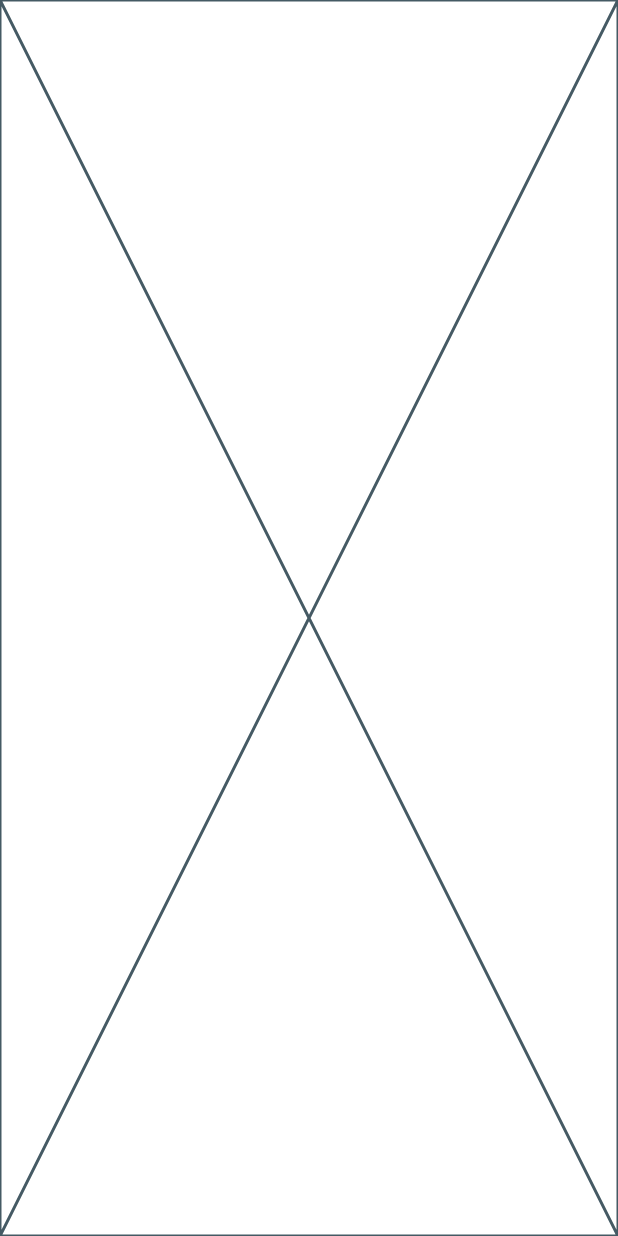
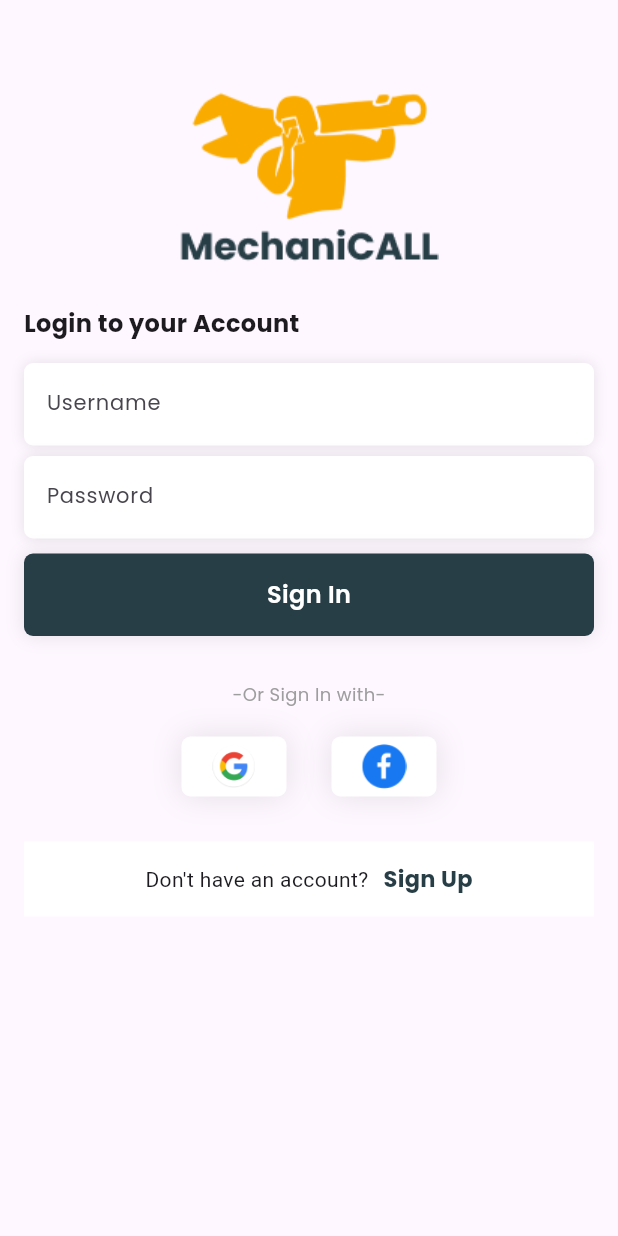
Before and after one commit to harleymamalias/mechanicall_app, a Flutter app: the screen it shows after launch, on a phone screen of 412 x 824 dp. Run offline on Flutter 3.47's test engine with Material 2 defaults, Android fonts, the phone set to English and light mode, and no system bars; our stand-ins replace get, google_fonts.

Commit message:
finished login page ui

```diff
--- a/lib/login_and_registration/launch_screen.dart
+++ b/lib/login_and_registration/launch_screen.dart
@@ -9,7 +9,7 @@ class LaunchScreen extends StatelessWidget {
   @override
   Widget build(BuildContext context) {
     Timer(const Duration(seconds: 2), () {
-      Get.to(const UserLoginPage());
+      Get.to(UserLoginPage());
     });
     return Scaffold(
       backgroundColor: const Color(0xff273E47),
--- a/lib/login_and_registration/user_login_page.dart
+++ b/lib/login_and_registration/user_login_page.dart
@@ -1,10 +1,135 @@
 import 'package:flutter/material.dart';
+import 'package:google_fonts/google_fonts.dart';
+import 'package:mechanicall_app/widgets/social_media.dart';
+import 'package:mechanicall_app/widgets/text_input_field.dart';
 
 class UserLoginPage extends StatelessWidget {
-  const UserLoginPage({super.key});
+  UserLoginPage({super.key});
+  final TextEditingController usernameController = TextEditingController();
+  final TextEditingController passwordController = TextEditingController();
 
   @override
   Widget build(BuildContext context) {
-    return const Placeholder();
+    return Scaffold(
+      body: SingleChildScrollView(
+        child: SafeArea(
+          child: Container(
+            width: double.infinity,
+            child: Padding(
+              padding: const EdgeInsets.all(16.0),
+              child: Column(
+                crossAxisAlignment: CrossAxisAlignment.start,
+                children: [
+                  Container(
+                    alignment: Alignment.center,
+                    child: Image.asset("assets/images/login-page-logo.png"),
+                  ),
+                  const SizedBox(
+                    height: 20,
+                  ),
+                  Column(
+                    crossAxisAlignment: CrossAxisAlignment.start,
+                    children: [
+                      Text(
+                        'Login to your Account',
+                        style: GoogleFonts.poppins(
+                          textStyle: const TextStyle(
+                            fontSize: 16,
+                            fontWeight: FontWeight.bold,
+                            height: 0,
+                          ),
+                        ),
+                      ),
+                    ],
+                  ),
+                  const SizedBox(
+                    height: 15,
+                  ),
+                  TextInputField(
+                    controller: usernameController,
+                    textPlaceHolder: 'Username',
+                    obscureText: false,
+                    textInputType: TextInputType.text,
+                  ),
+                  const SizedBox(
+                    height: 7,
+                  ),
+                  TextInputField(
+                    controller: passwordController,
+                    textPlaceHolder: 'Password',
+                    textInputType: TextInputType.text,
+                    obscureText: true,
+                  ),
+                  const SizedBox(
+                    height: 10,
+                  ),
+                  InkWell(
+                    onTap: () {},
+                    child: Container(
+                      alignment: Alignment.center,
+                      height: 55,
+                      decoration: BoxDecoration(
+                        color: const Color(0xff273E47),
+                        borderRadius: BorderRadius.circular(6),
+                        boxShadow: [
+                          BoxShadow(
+                            color: Colors.black.withOpacity(0.1),
+                            blurRadius: 10,
+                          )
+                        ],
+                      ),
+                      child: Text(
+                        'Sign In',
+                        style: GoogleFonts.poppins(
+                          fontSize: 16,
+                          fontWeight: FontWeight.w600,
+                          color: Colors.white,
+                        ),
+                      ),
+                    ),
+                  ),
+                  const SizedBox(
+                    height: 30,
+                  ),
+                  const SocialMedia(),
+                  const SizedBox(
+                    height: 30,
+                  ),
+                  Container(
+                    height: 50,
+                    color: Colors.white,
+                    alignment: Alignment.center,
+                    child: Row(
+                      mainAxisAlignment: MainAxisAlignment.center,
+                      children: [
+                        Text('Don\'t have an account?'),
+                        const SizedBox(
+                          width: 10,
+                        ),
+                        GestureDetector(
+                          onTap: () {
+                            print('Sign up');
+                          },
+                          child: Text(
+                            'Sign Up',
+                            style: GoogleFonts.poppins(
+                              textStyle: const TextStyle(
+                                fontWeight: FontWeight.bold,
+                                fontSize: 15,
+                                color: Color(0xff273E47),
+                              ),
+                            ),
+                          ),
+                        ),
+                      ],
+                    ),
+                  )
+                ],
+              ),
+            ),
+          ),
+        ),
+      ),
+    );
   }
 }
--- a/pubspec.yaml
+++ b/pubspec.yaml
@@ -36,6 +36,7 @@ dependencies:
   cupertino_icons: ^1.0.2
   get: ^4.6.6
   flutter_svg: ^2.0.9
+  google_fonts: ^6.1.0
 
 dev_dependencies:
   flutter_test:
@@ -61,6 +62,7 @@ flutter:
   # To add assets to your application, add an assets section, like this:
   assets:
     - assets/images/
+    - assets/images/login-page-logo.png
 
   # An image asset can refer to one or more resolution-specific "variants", see
   # https://flutter.dev/assets-and-images/#resolution-aware
```
Also changed, not shown: assets/images/login-page-logo.png (added), assets/images/login-register-logo.svg (deleted), pubspec.lock, 1 other file.
